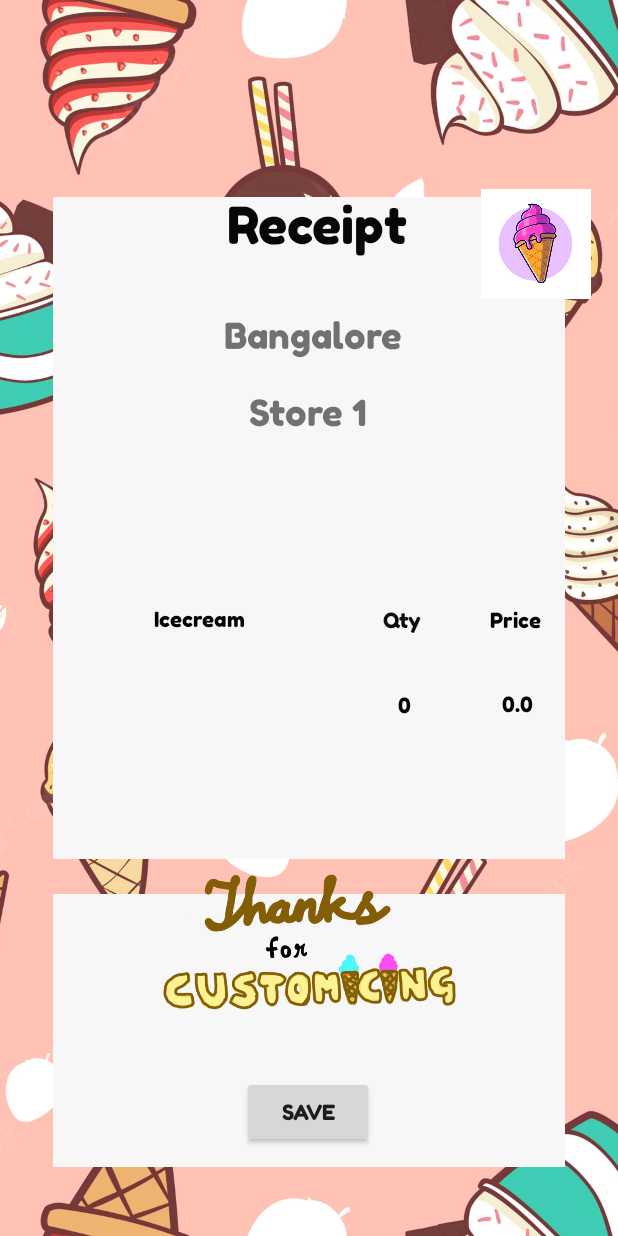
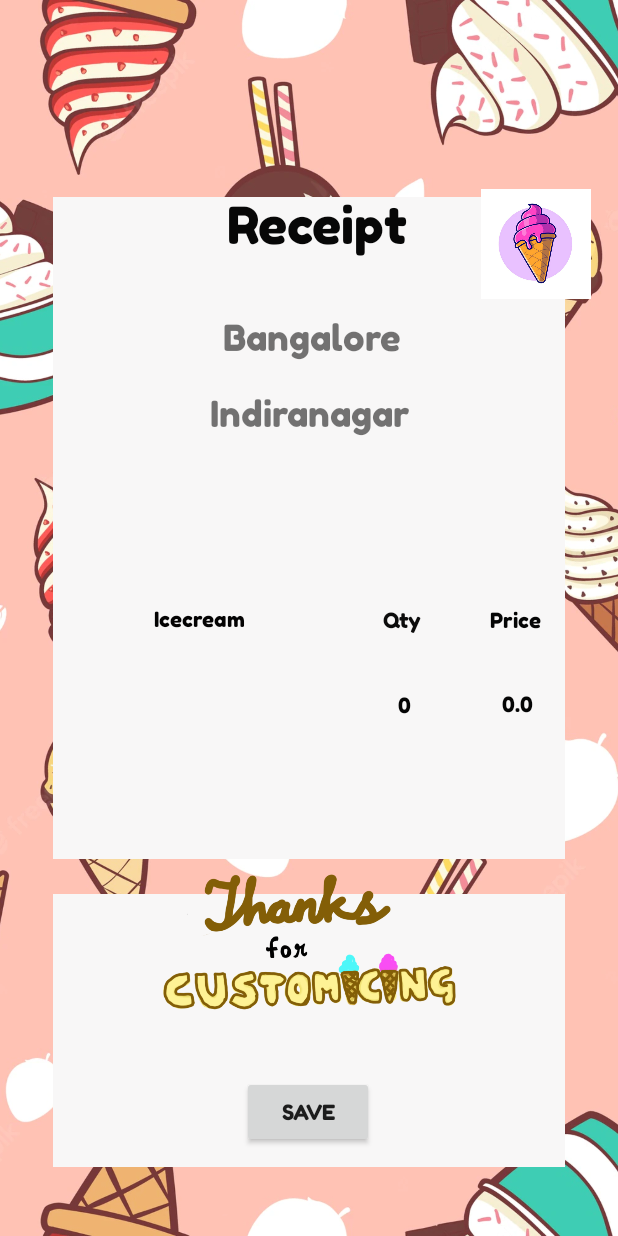
Before and after one commit to Deepanc7/Customice, an Android app: the Delivery screen opened directly, with no data from a screen before it, after a tap on "NEXT", on a phone screen of 412 x 824 dp. Run offline under Robolectric (Android 15) with nearby library versions, the phone set to English and light mode, and no system bars; Roboto replaces fonts that are not available here.

Commit message:
added cities and their counterpart areas; state updates for each city selection; refactored Delivery variables; expanded billactivity to prevent clipping

```diff
--- a/app/src/main/java/com/example/t_frag/Delivery.java
+++ b/app/src/main/java/com/example/t_frag/Delivery.java
@@ -17,7 +17,17 @@ public class Delivery extends AppCompatActivity {
     private Spinner dynamicSpinner3;
     private Spinner dynamicSpinner4;
     EditText e;
-    String c,b;
+    String storeSelector, citySelector;
+    String[] items1;
+
+    //String[] items1 = new String[]{"Indiranagar", "Orion Mall", "Kanakapura"};
+    String[] items = new String[]{"Bangalore", "Delhi", "Mumbai", "Kolkata"};
+    String[] itemsBangalore = new String[]{"Indiranagar", "Orion Mall", "Kanakapura"};
+    String[] itemsDelhi = new String[]{"Hauz Khas", "Vasant Vihar", "RK Puram"};
+    String[] itemsMumbai = new String[]{"Bandra", "Juhu", "Worli"};
+    String[] itemsKolkata = new String[]{"Jadavpur", "Beniapukur", "NewTown"};
+    ArrayAdapter<String> adapterBangalore, adapterMumbai, adapterDelhi, adapterKolkata;
+
     @Override
     protected void onCreate(Bundle savedInstanceState) {
         super.onCreate(savedInstanceState);
@@ -25,7 +35,7 @@ public class Delivery extends AppCompatActivity {
 
         dynamicSpinner3 = (Spinner) findViewById(R.id.dynamic_spinner3);
 
-        String[] items = new String[]{"Store 1", "Store 2", "Store 3"};
+
 
         ArrayAdapter<String> adapter = new ArrayAdapter<String>(this,
                 android.R.layout.simple_spinner_item, items);
@@ -36,8 +46,26 @@ public class Delivery extends AppCompatActivity {
             @Override
             public void onItemSelected(AdapterView<?> parent, View view,
                                        int position, long id) {
+
                 Log.v("item", (String) parent.getItemAtPosition(position));
-                b=(String)parent.getItemAtPosition(position);
+                citySelector =(String)parent.getItemAtPosition(position);
+                if (position == 0) {
+                    items1 = new String[]{"Indiranagar", "Orion Mall", "Kanakapura"};
+
+                    dynamicSpinner4.setAdapter(adapterBangalore);
+                } else if (position == 1) {
+                    items1 = new String[]{"Hauz Khas", "Vasant Vihar", "RK Puram"};
+                    dynamicSpinner4.setAdapter(adapterDelhi);
+                } else if (position == 2) {
+                    items1 = new String[]{"Bandra", "Juhu", "Worli"};
+                    dynamicSpinner4.setAdapter(adapterMumbai);
+                }else {
+                    items1 = new String[]{"Jadavpur", "Beniapukur", "NewTown"};
+                    dynamicSpinner4.setAdapter(adapterKolkata);
+                }
+
+
+
 
             }
 
@@ -47,19 +75,24 @@ public class Delivery extends AppCompatActivity {
         });
         dynamicSpinner4 = (Spinner) findViewById(R.id.dynamic_spinner4);
 
-        String[] items1 = new String[]{"Bangalore", "Mangalore", "Mysore"};
+        adapterBangalore = new ArrayAdapter<String>(this,
+                android.R.layout.simple_spinner_item, itemsBangalore);
+        adapterDelhi = new ArrayAdapter<String>(this,
+                android.R.layout.simple_spinner_item, itemsDelhi);
+        adapterMumbai = new ArrayAdapter<String>(this,
+                android.R.layout.simple_spinner_item, itemsMumbai);
+        adapterKolkata = new ArrayAdapter<String>(this,
+                android.R.layout.simple_spinner_item, itemsKolkata);
 
-        ArrayAdapter<String> adapter1 = new ArrayAdapter<String>(this,
-                android.R.layout.simple_spinner_item, items1);
 
-        dynamicSpinner4.setAdapter(adapter1);
+        dynamicSpinner4.setAdapter(adapterBangalore);
 
         dynamicSpinner4.setOnItemSelectedListener(new AdapterView.OnItemSelectedListener() {
             @Override
             public void onItemSelected(AdapterView<?> parent, View view,
                                        int position, long id) {
                 Log.v("item1", (String) parent.getItemAtPosition(position));
-                c=(String)parent.getItemAtPosition(position);
+                storeSelector =(String)parent.getItemAtPosition(position);
 
             }
 
@@ -74,11 +107,11 @@ public class Delivery extends AppCompatActivity {
 
         button.setOnClickListener(new View.OnClickListener() {
             public void onClick(View v) {
-                String e1=e.getText().toString();
+                String address=e.getText().toString();
                 Bundle bundle=new Bundle();
-                bundle.putString("data", c);
-                bundle.putString("data1",b);
-                bundle.putString("data2",e1);
+                bundle.putString("data", citySelector);
+                bundle.putString("data1", storeSelector);
+                bundle.putString("data2",address);
                 Intent it=new Intent(getBaseContext(),BillActivity.class);
                 it.putExtra("topping",bundle);
                 startActivity(it);
--- a/app/src/main/res/layout/activity_bill.xml
+++ b/app/src/main/res/layout/activity_bill.xml
@@ -47,8 +47,8 @@
 
     <TextView
         android:id="@+id/textView8"
-        android:layout_width="198dp"
-        android:layout_height="37dp"
+        android:layout_width="275dp"
+        android:layout_height="32dp"
         android:fontFamily="@font/fredoka_one"
         android:textAlignment="center"
         android:textSize="24sp"
@@ -61,8 +61,8 @@
 
     <TextView
         android:id="@+id/textView2"
-        android:layout_width="158dp"
-        android:layout_height="38dp"
+        android:layout_width="269dp"
+        android:layout_height="37dp"
         android:fontFamily="@font/fredoka_one"
         android:textAlignment="center"
         android:textSize="24sp"
@@ -75,7 +75,7 @@
 
     <TextView
         android:id="@+id/textView52"
-        android:layout_width="158dp"
+        android:layout_width="305dp"
         android:layout_height="38dp"
         android:fontFamily="@font/fredoka_one"
         android:textAlignment="center"
```
